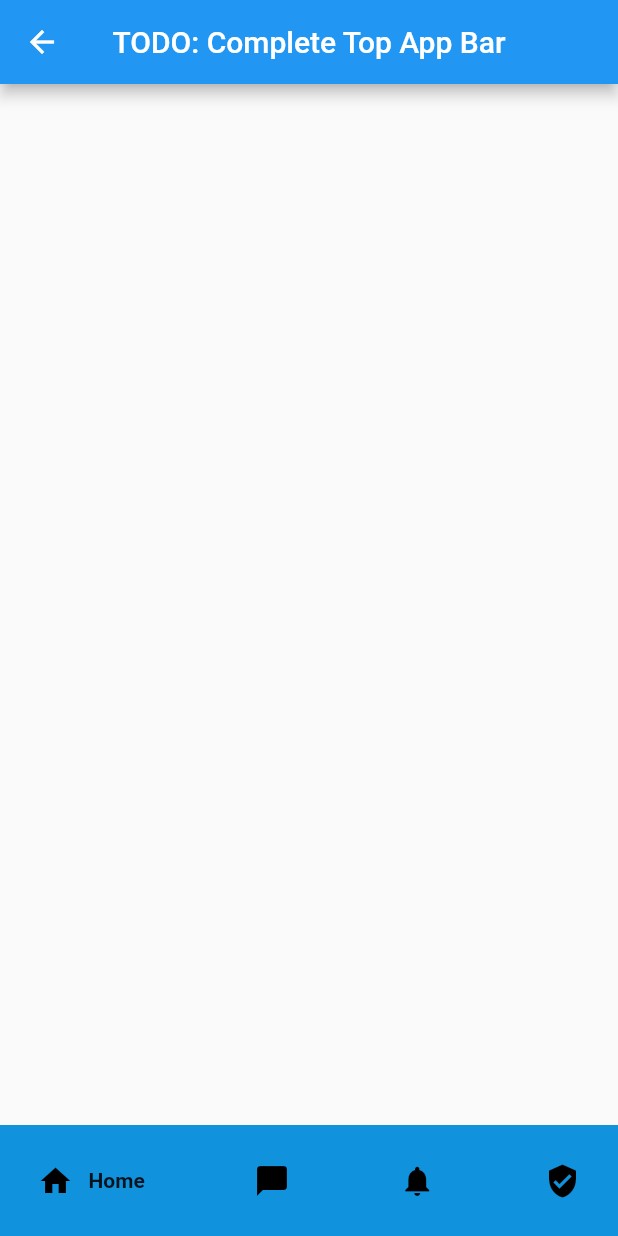
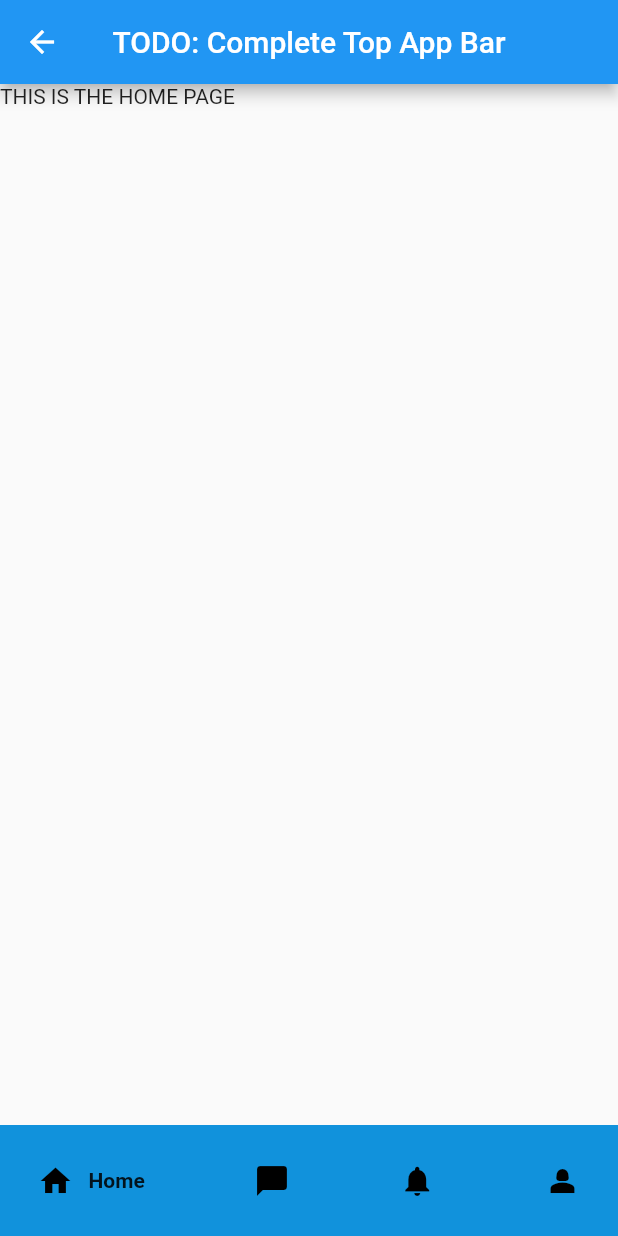
Before and after one commit to maxlukef/WorkTogether, a Flutter app: the MainContainer screen opened directly, on a phone screen of 412 x 824 dp. Run offline on Flutter 3.47's test engine with Material 2 defaults, Android fonts, the phone set to English and light mode, and no system bars; drawn by our look-alikes of google_nav_bar; our stand-ins replace flutter_svg.

Commit message:
Made minor changes to maincontainer and todo pages

```diff
--- a/work_together_flutter/lib/main_container.dart
+++ b/work_together_flutter/lib/main_container.dart
@@ -52,7 +52,7 @@ class _MainContainerState extends State<MainContainer> {
             text: 'Notifications',
           ),
           GButton(
-            icon: Icons.verified_user,
+            icon: Icons.person_2,
             text: 'Profile',
           )
         ],
--- a/work_together_flutter/lib/pages/chat/chat_page.dart
+++ b/work_together_flutter/lib/pages/chat/chat_page.dart
@@ -12,6 +12,8 @@ class ChatPage extends StatefulWidget {
 class _ChatPageState extends State<ChatPage> {
   @override
   Widget build(BuildContext context) {
-    return Scaffold();
+    return Scaffold(
+      body: Text("THIS IS THE CHAT PAGE"),
+    );
   }
 }
--- a/work_together_flutter/lib/pages/home/home_page.dart
+++ b/work_together_flutter/lib/pages/home/home_page.dart
@@ -12,6 +12,8 @@ class HomePage extends StatefulWidget {
 class _HomePageState extends State<HomePage> {
   @override
   Widget build(BuildContext context) {
-    return Scaffold();
+    return Scaffold(
+      body: Text("THIS IS THE HOME PAGE"),
+    );
   }
 }
--- a/work_together_flutter/lib/pages/notifications/notifications_page.dart
+++ b/work_together_flutter/lib/pages/notifications/notifications_page.dart
@@ -12,6 +12,8 @@ class NotificationsPage extends StatefulWidget {
 class _NotificationsPageState extends State<NotificationsPage> {
   @override
   Widget build(BuildContext context) {
-    return Scaffold();
+    return Scaffold(
+      body: Text("THIS IS THE NOTIFICATIONS PAGE"),
+    );
   }
 }
```
